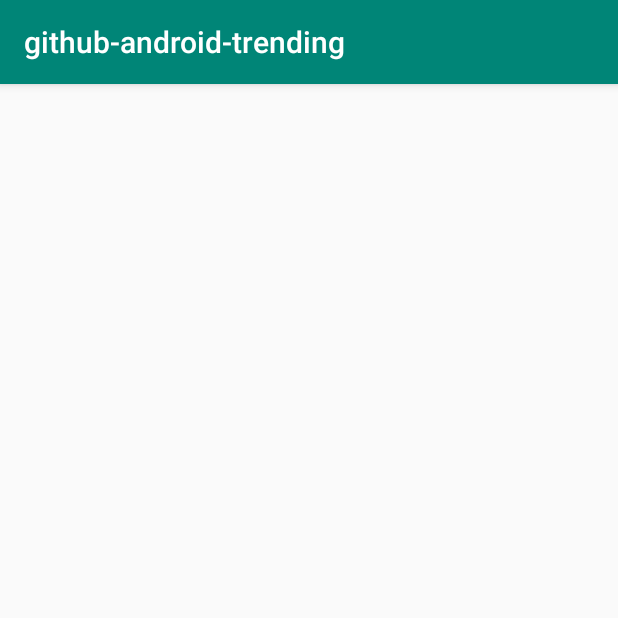
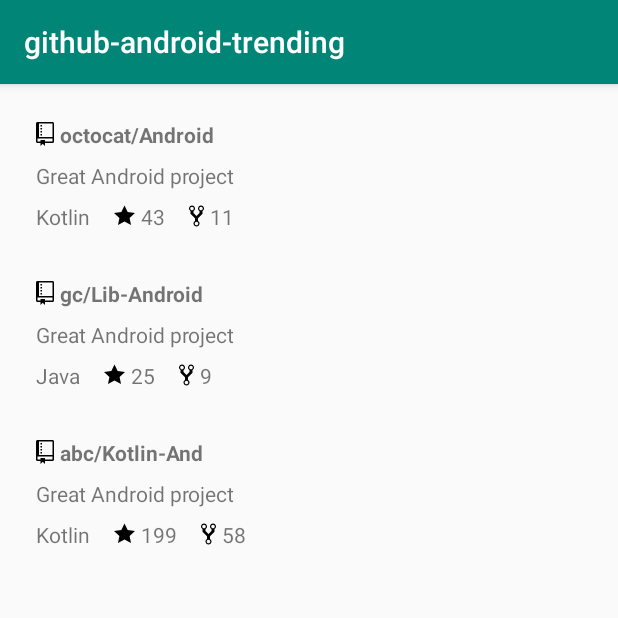
Before and after one commit to lomza/github-android-trending, an Android app: the screen it shows after launch (MainActivity), on a phone screen of 412 x 824 dp, the top half of it. Run offline under Robolectric (Android 15) with nearby library versions, the phone set to English and light mode, and no system bars.

Commit message:
Repo list layout

```diff
--- a/app/build.gradle
+++ b/app/build.gradle
@@ -24,6 +24,10 @@ android {
             minifyEnabled false
         }
     }
+
+    androidExtensions {
+        experimental = true
+    }
 }
 
 dependencies {
--- /dev/null
+++ b/app/src/main/java/com/tonia/githubandroidtrending/BaseFragment.kt
@@ -0,0 +1,17 @@
+package com.tonia.githubandroidtrending
+
+import android.os.Bundle
+import android.view.LayoutInflater
+import android.view.View
+import android.view.ViewGroup
+import androidx.fragment.app.Fragment
+
+abstract class BaseFragment : Fragment(), BaseView {
+
+    override fun onCreateView(inflater: LayoutInflater, container: ViewGroup?, savedInstanceState: Bundle?): View? {
+        val view = inflater.inflate(getContentResource(), container, false)
+        init(view, savedInstanceState)
+
+        return view
+    }
+}
--- /dev/null
+++ b/app/src/main/java/com/tonia/githubandroidtrending/BaseView.kt
@@ -0,0 +1,14 @@
+package com.tonia.githubandroidtrending
+
+import android.os.Bundle
+import android.view.View
+import androidx.annotation.LayoutRes
+import androidx.annotation.Nullable
+
+interface BaseView {
+
+    @LayoutRes
+    fun getContentResource(): Int
+
+    fun init(view: View, @Nullable state: Bundle?)
+}
--- a/app/src/main/java/com/tonia/githubandroidtrending/MainActivity.kt
+++ b/app/src/main/java/com/tonia/githubandroidtrending/MainActivity.kt
@@ -2,11 +2,23 @@ package com.tonia.githubandroidtrending
 
 import androidx.appcompat.app.AppCompatActivity
 import android.os.Bundle
+import com.tonia.githubandroidtrending.repolist.RepoListFragment
+import com.tonia.githubandroidtrending.util.replaceFragment
 
 class MainActivity : AppCompatActivity() {
 
     override fun onCreate(savedInstanceState: Bundle?) {
         super.onCreate(savedInstanceState)
         setContentView(R.layout.activity_main)
+
+        initView()
+    }
+
+    private fun initView() {
+        replaceFragment(RepoListFragment(), R.id.container)
+    }
+
+    private fun showRepoDetailsFragment() {
+        // TODO
     }
 }
--- /dev/null
+++ b/app/src/main/java/com/tonia/githubandroidtrending/model/Repo.kt
@@ -0,0 +1,7 @@
+package com.tonia.githubandroidtrending.model
+
+data class Repo(val title: String,
+                val desc: String,
+                val language: String,
+                val stars: Int,
+                val forks: Int)
--- a/app/src/main/java/com/tonia/githubandroidtrending/repodetails/RepoDetailsFragment.kt
+++ b/app/src/main/java/com/tonia/githubandroidtrending/repodetails/RepoDetailsFragment.kt
@@ -1,4 +1,23 @@
 package com.tonia.githubandroidtrending.repodetails
 
-class RepoDetailsFragment {
+import android.os.Bundle
+import android.view.View
+import com.tonia.githubandroidtrending.BaseFragment
+import com.tonia.githubandroidtrending.R
+
+class RepoDetailsFragment : BaseFragment() {
+
+    companion object {
+        const val TAG = "repo_details_fragment"
+
+        fun newInstance(): RepoDetailsFragment {
+            return RepoDetailsFragment()
+        }
+    }
+
+    override fun getContentResource() = R.layout.fragment_repo_details
+
+    override fun init(view: View, state: Bundle?) {
+
+    }
 }
--- /dev/null
+++ b/app/src/main/java/com/tonia/githubandroidtrending/repolist/RepoListAdapter.kt
@@ -0,0 +1,34 @@
+package com.tonia.githubandroidtrending.repolist
+
+import android.view.LayoutInflater
+import android.view.View
+import android.view.ViewGroup
+import androidx.recyclerview.widget.RecyclerView
+import com.tonia.githubandroidtrending.R
+import com.tonia.githubandroidtrending.model.Repo
+import kotlinx.android.extensions.LayoutContainer
+import kotlinx.android.synthetic.main.view_repo_list_item.*
+
+class RepoListAdapter(private val repos: ArrayList<Repo>,
+                      private val listener: (Repo) -> Unit) : RecyclerView.Adapter<RepoListAdapter.RepoViewHolder>() {
+
+    override fun onCreateViewHolder(parent: ViewGroup, viewType: Int) =
+        RepoViewHolder(LayoutInflater.from(parent.context)
+            .inflate(R.layout.view_repo_list_item, parent, false))
+
+    override fun onBindViewHolder(holder: RepoViewHolder, position: Int) = holder.bind(repos[position], listener)
+
+    override fun getItemCount() = repos.size
+
+    class RepoViewHolder(override val containerView: View) : RecyclerView.ViewHolder(containerView), LayoutContainer {
+        fun bind(repo: Repo, listener: (Repo) -> Unit) {
+            textViewTitle.text = repo.title
+            textViewDesc.text = repo.desc
+            textViewLanguage.text = repo.language
+            textViewStars.text = repo.stars.toString()
+            textViewForks.text = repo.forks.toString()
+
+            containerView.setOnClickListener { listener(repo) }
+        }
+    }
+}
--- a/app/src/main/java/com/tonia/githubandroidtrending/repolist/RepoListFragment.kt
+++ b/app/src/main/java/com/tonia/githubandroidtrending/repolist/RepoListFragment.kt
@@ -1,4 +1,36 @@
 package com.tonia.githubandroidtrending.repolist
 
-class RepoListFragment {
+import android.os.Bundle
+import android.view.View
+import androidx.recyclerview.widget.LinearLayoutManager
+import androidx.recyclerview.widget.RecyclerView
+import com.tonia.githubandroidtrending.BaseFragment
+import com.tonia.githubandroidtrending.R
+import com.tonia.githubandroidtrending.model.Repo
+import kotlinx.android.synthetic.main.fragment_repo_list.view.*
+
+class RepoListFragment : BaseFragment() {
+
+    companion object {
+        const val TAG = "repo_list_fragment"
+
+        fun newInstance(): RepoListFragment {
+            return RepoListFragment()
+        }
+    }
+
+    override fun getContentResource() = R.layout.fragment_repo_list
+
+    override fun init(view: View, state: Bundle?) {
+        // TODO remove
+        val repos = arrayListOf<Repo>()
+        repos.add(Repo("octocat/Android", "Great Android project", "Kotlin", 43, 11))
+        repos.add(Repo("gc/Lib-Android", "Great Android project", "Java", 25, 9))
+        repos.add(Repo("abc/Kotlin-And", "Great Android project", "Kotlin", 199, 58))
+
+        view.recyclerViewRepoList.layoutManager = LinearLayoutManager(view.context, RecyclerView.VERTICAL, false)
+        view.recyclerViewRepoList.adapter = RepoListAdapter(repos) {
+            // TODO
+        }
+    }
 }
--- a/app/src/main/java/com/tonia/githubandroidtrending/util/Utils.kt
+++ b/app/src/main/java/com/tonia/githubandroidtrending/util/Utils.kt
@@ -2,11 +2,33 @@ package com.tonia.githubandroidtrending.util
 
 import android.content.Context
 import android.net.ConnectivityManager
+import android.util.Log
+import androidx.appcompat.app.AppCompatActivity
+import androidx.fragment.app.Fragment
+import androidx.fragment.app.FragmentManager
+import androidx.fragment.app.FragmentTransaction
 
 /**
  * General top-level methods, used all across the project.
  */
+
 fun Context.isInternet(): Boolean {
     val connectivityManager = getSystemService(Context.CONNECTIVITY_SERVICE) as ConnectivityManager
     return connectivityManager.activeNetworkInfo?.isConnected.let { it } ?: false
 }
+
+fun Any.logD(message: String) { Log.d(this.javaClass.simpleName, message) }
+
+fun Any.logI(message: String) { Log.i(this.javaClass.simpleName, message) }
+
+fun Any.logW(message: String) { Log.w(this.javaClass.simpleName, message) }
+
+fun Any.logE(message: String) { Log.e(this.javaClass.simpleName, message) }
+
+inline fun FragmentManager.transaction(call: FragmentTransaction.() -> FragmentTransaction) {
+    beginTransaction().call().commit()
+}
+
+fun AppCompatActivity.replaceFragment(fragment: Fragment, resId: Int) {
+    supportFragmentManager.transaction { replace(resId, fragment) }
+}
--- /dev/null
+++ b/app/src/main/res/drawable/ic_repo.xml
@@ -0,0 +1,10 @@
+<vector xmlns:android="http://schemas.android.com/apk/res/android"
+    android:width="12dp"
+    android:height="16dp"
+    android:viewportWidth="12"
+    android:viewportHeight="16">
+  <path
+      android:fillColor="#FF000000"
+      android:pathData="M4,9L3,9L3,8h1v1zM4,6L3,6v1h1L4,6zM4,4L3,4v1h1L4,4zM4,2L3,2v1h1L4,2zM12,1v12c0,0.55 -0.45,1 -1,1L6,14v2l-1.5,-1.5L3,16v-2L1,14c-0.55,0 -1,-0.45 -1,-1L0,1c0,-0.55 0.45,-1 1,-1h10c0.55,0 1,0.45 1,1zM11,11L1,11v2h2v-1h3v1h5v-2zM11,1L2,1v9h9L11,1z"
+      android:fillType="evenOdd"/>
+</vector>
--- /dev/null
+++ b/app/src/main/res/drawable/ic_repo_forked.xml
@@ -0,0 +1,10 @@
+<vector xmlns:android="http://schemas.android.com/apk/res/android"
+    android:width="10dp"
+    android:height="16dp"
+    android:viewportWidth="10"
+    android:viewportHeight="16">
+  <path
+      android:fillColor="#FF000000"
+      android:pathData="M8,1a1.993,1.993 0,0 0,-1 3.72L7,6L5,8 3,6L3,4.72A1.993,1.993 0,0 0,2 1a1.993,1.993 0,0 0,-1 3.72L1,6.5l3,3v1.78A1.993,1.993 0,0 0,5 15a1.993,1.993 0,0 0,1 -3.72L6,9.5l3,-3L9,4.72A1.993,1.993 0,0 0,8 1zM2,4.2C1.34,4.2 0.8,3.65 0.8,3c0,-0.65 0.55,-1.2 1.2,-1.2 0.65,0 1.2,0.55 1.2,1.2 0,0.65 -0.55,1.2 -1.2,1.2zM5,14.2c-0.66,0 -1.2,-0.55 -1.2,-1.2 0,-0.65 0.55,-1.2 1.2,-1.2 0.65,0 1.2,0.55 1.2,1.2 0,0.65 -0.55,1.2 -1.2,1.2zM8,4.2c-0.66,0 -1.2,-0.55 -1.2,-1.2 0,-0.65 0.55,-1.2 1.2,-1.2 0.65,0 1.2,0.55 1.2,1.2 0,0.65 -0.55,1.2 -1.2,1.2z"
+      android:fillType="evenOdd"/>
+</vector>
--- /dev/null
+++ b/app/src/main/res/drawable/ic_star.xml
@@ -0,0 +1,10 @@
+<vector xmlns:android="http://schemas.android.com/apk/res/android"
+    android:width="14dp"
+    android:height="16dp"
+    android:viewportWidth="14"
+    android:viewportHeight="16">
+  <path
+      android:fillColor="#FF000000"
+      android:pathData="M14,6l-4.9,-0.64L7,1 4.9,5.36 0,6l3.6,3.26L2.67,14 7,11.67 11.33,14l-0.93,-4.74L14,6z"
+      android:fillType="evenOdd"/>
+</vector>
--- a/app/src/main/res/layout/activity_main.xml
+++ b/app/src/main/res/layout/activity_main.xml
@@ -7,13 +7,15 @@
         android:layout_height="match_parent"
         tools:context=".MainActivity">
 
-    <TextView
-            android:layout_width="wrap_content"
-            android:layout_height="wrap_content"
-            android:text=""
+    <FrameLayout
+            android:id="@+id/container"
+            android:layout_width="0dp"
+            android:layout_height="0dp"
+            app:layout_constraintEnd_toEndOf="parent"
+            app:layout_constraintStart_toStartOf="parent"
             app:layout_constraintBottom_toBottomOf="parent"
-            app:layout_constraintLeft_toLeftOf="parent"
-            app:layout_constraintRight_toRightOf="parent"
-            app:layout_constraintTop_toTopOf="parent"/>
+            app:layout_constraintTop_toTopOf="parent">
+
+    </FrameLayout>
 
 </androidx.constraintlayout.widget.ConstraintLayout>
--- /dev/null
+++ b/app/src/main/res/layout/fragment_repo_details.xml
@@ -0,0 +1,7 @@
+<?xml version="1.0" encoding="utf-8"?>
+<LinearLayout xmlns:android="http://schemas.android.com/apk/res/android"
+              android:orientation="vertical"
+              android:layout_width="match_parent"
+              android:layout_height="match_parent">
+
+</LinearLayout>
--- /dev/null
+++ b/app/src/main/res/layout/fragment_repo_list.xml
@@ -0,0 +1,22 @@
+<?xml version="1.0" encoding="utf-8"?>
+<androidx.constraintlayout.widget.ConstraintLayout
+        xmlns:android="http://schemas.android.com/apk/res/android"
+        xmlns:app="http://schemas.android.com/apk/res-auto"
+        xmlns:tools="http://schemas.android.com/tools"
+        android:orientation="vertical"
+        android:layout_width="match_parent"
+        android:layout_height="match_parent">
+
+    <androidx.recyclerview.widget.RecyclerView
+            android:id="@+id/recyclerViewRepoList"
+            android:scrollbars="vertical"
+            android:layout_margin="@dimen/default_margin"
+            android:layout_height="0dp"
+            android:layout_width="0dp"
+            app:layout_constraintEnd_toEndOf="parent"
+            app:layout_constraintStart_toStartOf="parent"
+            app:layout_constraintBottom_toBottomOf="parent"
+            app:layout_constraintTop_toTopOf="parent"
+            tools:listitem="@layout/view_repo_list_item"/>
+
+</androidx.constraintlayout.widget.ConstraintLayout>
--- /dev/null
+++ b/app/src/main/res/layout/view_repo_list_item.xml
@@ -0,0 +1,64 @@
+<?xml version="1.0" encoding="utf-8"?>
+<androidx.constraintlayout.widget.ConstraintLayout
+        xmlns:android="http://schemas.android.com/apk/res/android"
+        xmlns:app="http://schemas.android.com/apk/res-auto"
+        xmlns:tools="http://schemas.android.com/tools"
+        android:orientation="vertical"
+        android:layout_width="match_parent"
+        android:layout_height="wrap_content"
+        android:padding="@dimen/default_padding">
+
+    <TextView
+            android:id="@+id/textViewTitle"
+            tools:text="JakeWharton / OverloadReturn"
+            android:layout_width="wrap_content"
+            android:layout_height="wrap_content"
+            app:layout_constraintStart_toStartOf="parent"
+            app:layout_constraintTop_toTopOf="parent"
+            android:padding="@dimen/default_padding"
+            android:textStyle="bold"
+            android:drawableStart="@drawable/ic_repo"
+            android:drawablePadding="@dimen/small_padding"/>
+
+    <TextView
+            android:id="@+id/textViewDesc"
+            tools:text="Bytecode rewriter that creates overloads of methods which vary only by return type."
+            android:layout_width="wrap_content"
+            android:layout_height="wrap_content"
+            app:layout_constraintStart_toStartOf="parent"
+            app:layout_constraintTop_toBottomOf="@id/textViewTitle"
+            android:paddingStart="@dimen/default_padding"
+            android:paddingEnd="@dimen/default_padding"/>
+
+    <TextView
+            android:id="@+id/textViewLanguage"
+            tools:text="Kotlin"
+            android:layout_width="wrap_content"
+            android:layout_height="wrap_content"
+            app:layout_constraintStart_toStartOf="parent"
+            app:layout_constraintTop_toBottomOf="@id/textViewDesc"
+            android:padding="@dimen/default_padding"/>
+
+    <TextView
+            android:id="@+id/textViewStars"
+            tools:text="233"
+            android:layout_width="wrap_content"
+            android:layout_height="wrap_content"
+            app:layout_constraintStart_toEndOf="@id/textViewLanguage"
+            app:layout_constraintTop_toBottomOf="@id/textViewDesc"
+            android:padding="@dimen/default_padding"
+            android:drawableStart="@drawable/ic_star"
+            android:drawablePadding="@dimen/small_padding"/>
+
+    <TextView
+            android:id="@+id/textViewForks"
+            tools:text="4"
+            android:layout_width="wrap_content"
+            android:layout_height="wrap_content"
+            app:layout_constraintStart_toEndOf="@id/textViewStars"
+            app:layout_constraintTop_toBottomOf="@id/textViewDesc"
+            android:padding="@dimen/default_padding"
+            android:drawableStart="@drawable/ic_repo_forked"
+            android:drawablePadding="@dimen/small_padding"/>
+
+</androidx.constraintlayout.widget.ConstraintLayout>
--- /dev/null
+++ b/app/src/main/res/values/dimens.xml
@@ -0,0 +1,7 @@
+<?xml version="1.0" encoding="utf-8"?>
+<resources>
+    <dimen name="default_margin">8dp</dimen>
+
+    <dimen name="small_padding">4dp</dimen>
+    <dimen name="default_padding">8dp</dimen>
+</resources>
--- a/build.gradle
+++ b/build.gradle
@@ -10,6 +10,7 @@ buildscript {
         versionName = "1.0"
         appId = "com.tonia.githubandroidtrending"
 
+        gradleVersion = '3.2.1'
         kotlinVersion = '1.3.10'
         appCompatVersion = '1.1.0-alpha01'
         constraintLayoutVersion = '2.0.0-alpha2'
@@ -27,7 +28,7 @@ buildscript {
         jcenter()
     }
     dependencies {
-        classpath 'com.android.tools.build:gradle:3.2.1'
+        classpath "com.android.tools.build:gradle:$gradleVersion"
         classpath "org.jetbrains.kotlin:kotlin-gradle-plugin:$kotlinVersion"
 
         // NOTE: Do not place your application dependencies here; they belong
```
